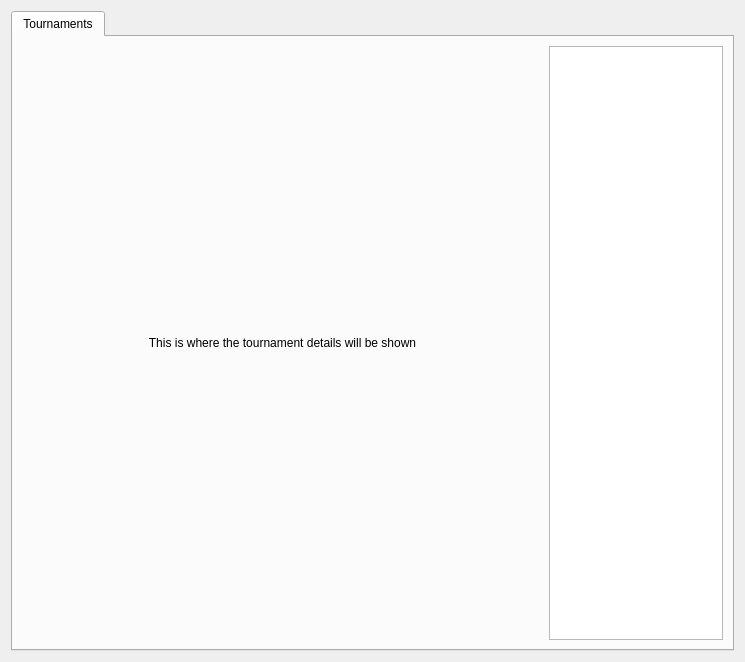
This is res/tournaments/tournaments.ui in madformuse/client as Qt 5 draws it before an edit. The edited form follows.
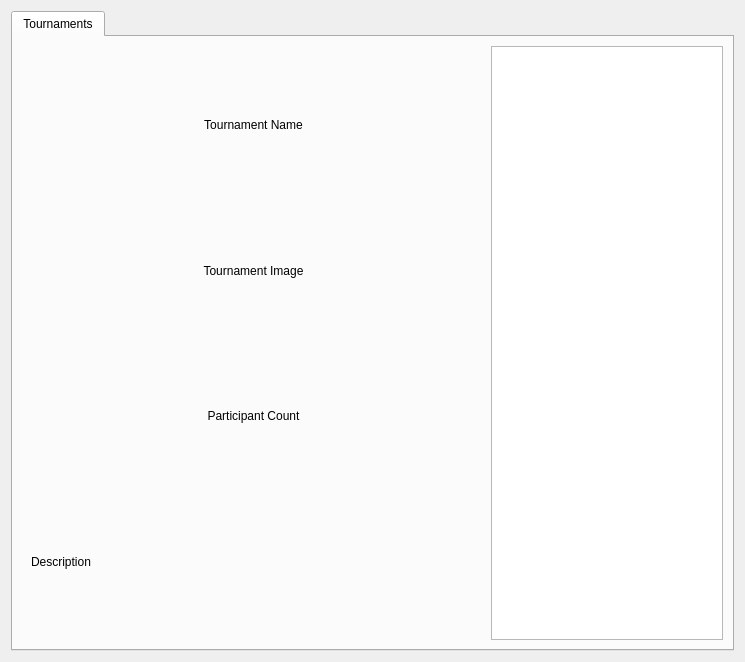
This is the edited form.

Commit message: Start work on tournament details

Diff of the .ui file:
```diff
--- a/res/tournaments/tournaments.ui
+++ b/res/tournaments/tournaments.ui
@@ -31,26 +31,81 @@
       </attribute>
       <layout class="QHBoxLayout" name="horizontalLayout_3">
        <item>
-        <widget class="QLabel" name="label">
+        <widget class="QStackedWidget" name="stackedWidget">
          <property name="sizePolicy">
           <sizepolicy hsizetype="Preferred" vsizetype="Preferred">
-           <horstretch>6</horstretch>
+           <horstretch>2</horstretch>
            <verstretch>0</verstretch>
           </sizepolicy>
          </property>
-         <property name="text">
-          <string>This is where the tournament details will be shown</string>
+         <property name="currentIndex">
+          <number>0</number>
          </property>
-         <property name="alignment">
-          <set>Qt::AlignCenter</set>
-         </property>
+         <widget class="QWidget" name="detailsPanel">
+          <layout class="QVBoxLayout" name="verticalLayout_2">
+           <item>
+            <widget class="QLabel" name="name">
+             <property name="text">
+              <string>Tournament Name</string>
+             </property>
+             <property name="alignment">
+              <set>Qt::AlignCenter</set>
+             </property>
+            </widget>
+           </item>
+           <item>
+            <widget class="QLabel" name="image">
+             <property name="text">
+              <string>Tournament Image</string>
+             </property>
+             <property name="scaledContents">
+              <bool>false</bool>
+             </property>
+             <property name="alignment">
+              <set>Qt::AlignCenter</set>
+             </property>
+            </widget>
+           </item>
+           <item>
+            <widget class="QLabel" name="participant_count">
+             <property name="text">
+              <string>Participant Count</string>
+             </property>
+             <property name="alignment">
+              <set>Qt::AlignCenter</set>
+             </property>
+            </widget>
+           </item>
+           <item>
+            <widget class="QLabel" name="description">
+             <property name="text">
+              <string>Description</string>
+             </property>
+            </widget>
+           </item>
+          </layout>
+         </widget>
+         <widget class="QWidget" name="missingPanel">
+          <layout class="QVBoxLayout" name="verticalLayout">
+           <item>
+            <widget class="QLabel" name="label">
+             <property name="text">
+              <string>There are no tournaments :'(</string>
+             </property>
+             <property name="alignment">
+              <set>Qt::AlignCenter</set>
+             </property>
+            </widget>
+           </item>
+          </layout>
+         </widget>
         </widget>
        </item>
        <item>
         <widget class="QListWidget" name="tourneyList">
          <property name="sizePolicy">
           <sizepolicy hsizetype="Expanding" vsizetype="Expanding">
-           <horstretch>2</horstretch>
+           <horstretch>1</horstretch>
            <verstretch>0</verstretch>
           </sizepolicy>
          </property>
```
The commit also changes 1 other file.
